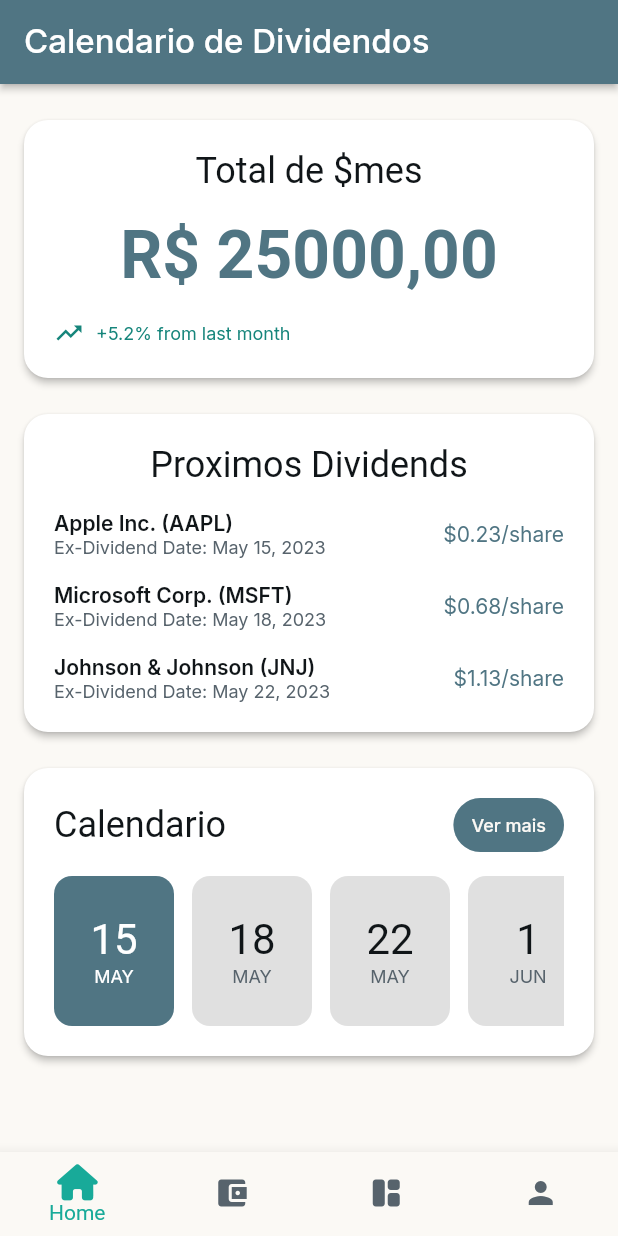
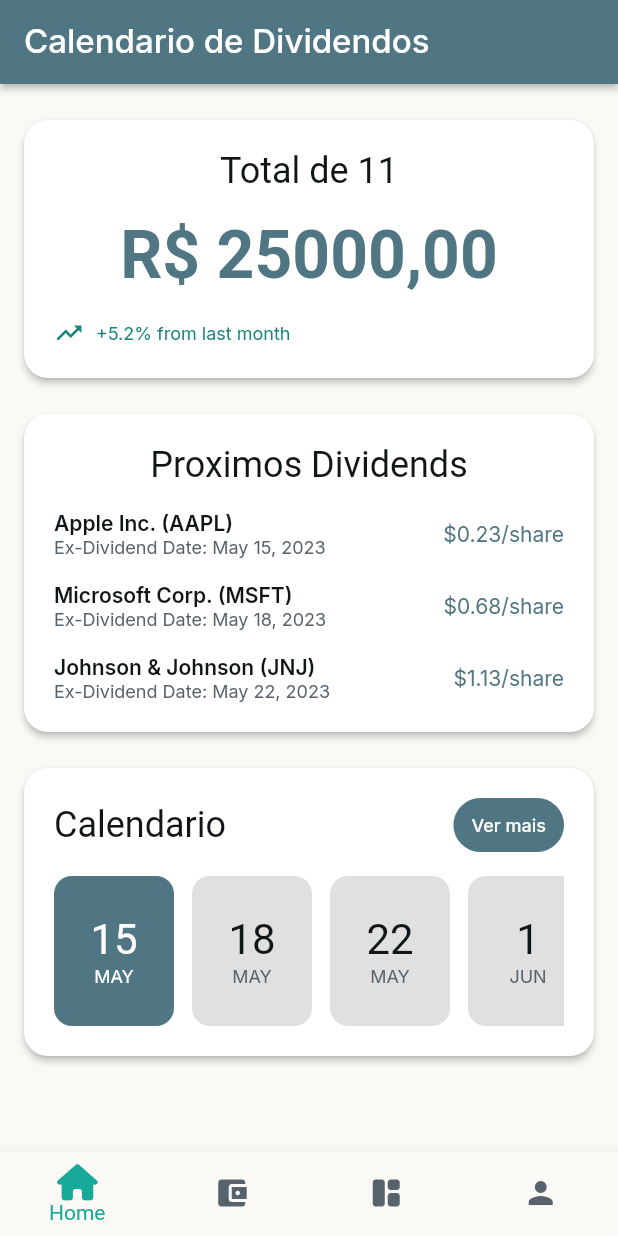
Before and after one commit to frcc24/ff_dividends, a Flutter app: the screen it shows once a user with an empty profile is signed in, on a phone screen of 412 x 824 dp. Run offline on Flutter 3.47's test engine with Material 3 defaults, Android fonts, the phone set to English and light mode, and no system bars; drawn by our look-alikes of auto_size_text; our stand-ins replace cached_network_image, cloud_firestore, firebase_auth, firebase_core, flutter_animate, font_awesome_flutter and 10 more; missing offline and left inert: json_path; accounts and stored records are empty; Roboto replaces fonts that are missing (Readex Pro).

Commit message:
muda texto para mostrar o mes atual

```diff
--- a/lib/pages/home_page/home_page_widget.dart
+++ b/lib/pages/home_page/home_page_widget.dart
@@ -87,7 +87,7 @@ class _HomePageWidgetState extends State<HomePageWidget> {
                             mainAxisSize: MainAxisSize.min,
                             children: [
                               Text(
-                                'Total de \$mes',
+                                'Total de ${DateTime.now().month}',
                                 style: FlutterFlowTheme.of(context)
                                     .headlineSmall
                                     .override(
```
